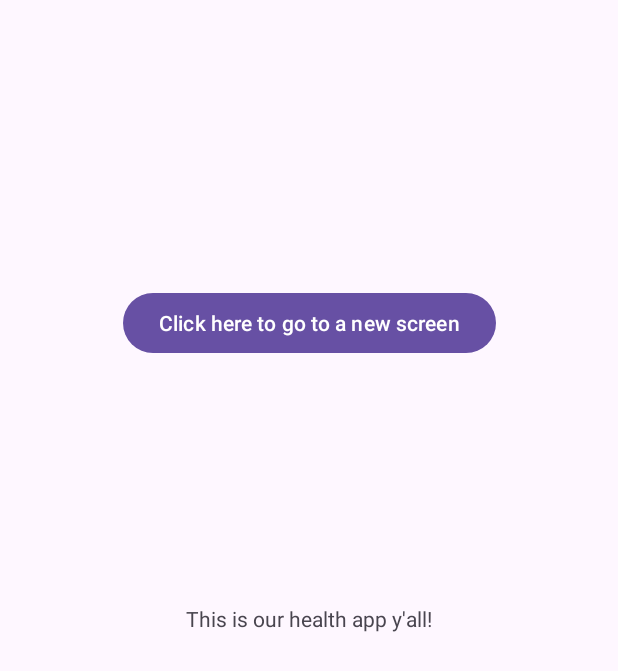
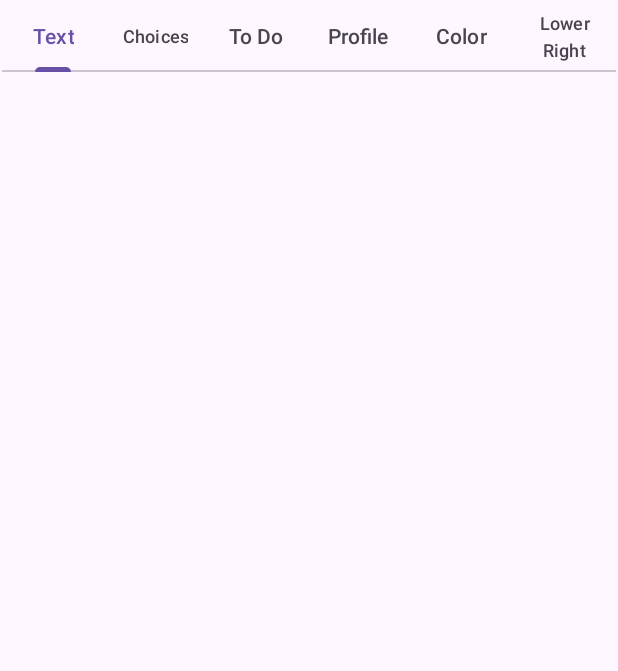
Before and after one commit to jmcadoo1/HealthApp, an Android app: the screen it shows after launch (MainActivity), on a phone screen of 412 x 824 dp. Shown: the top 671 px of the screen. Run offline under Robolectric (Android 15) with nearby library versions, the phone set to English and light mode, and no system bars.

Commit message:
Made a tabLayout with a ViewPager in Activity_Main not sure how to make each tab look different after click

```diff
--- a/app/build.gradle.kts
+++ b/app/build.gradle.kts
@@ -36,7 +36,7 @@ android {
 }
 
 dependencies {
-
+    implementation ("androidx.viewpager:viewpager:1.0.0")
     implementation("androidx.core:core-ktx:1.9.0")
     implementation("androidx.appcompat:appcompat:1.6.1")
     implementation("com.google.android.material:material:1.10.0")
--- a/app/src/main/java/com/example/healthapp/MainActivity.kt
+++ b/app/src/main/java/com/example/healthapp/MainActivity.kt
@@ -1,24 +1,14 @@
 package com.example.healthapp
 
-import android.content.Intent
+
 import android.os.Bundle
-import android.util.Log
-import android.widget.Button
 import androidx.appcompat.app.AppCompatActivity
 
+
 class MainActivity : AppCompatActivity() {
-    private lateinit var button: Button
     override fun onCreate(savedInstanceState: Bundle?) {
         super.onCreate(savedInstanceState)
         setContentView(R.layout.activity_main)
 
-        button = findViewById(R.id.button2)
-
-        button.setOnClickListener {
-            val intent = Intent(this, SecondActivity::class.java)
-            startActivity(intent)
-            overridePendingTransition( R.anim.slide_left, 0, 0 )
-            Log.w("MainActivity", "Sent to SecondActivity view?")
-        }
     }
 }
--- a/app/src/main/res/layout/activity_main.xml
+++ b/app/src/main/res/layout/activity_main.xml
@@ -6,25 +6,49 @@
     android:layout_height="match_parent"
     tools:context=".MainActivity">
 
-    <TextView
-        android:id="@+id/textView"
-        android:layout_width="wrap_content"
+    <com.google.android.material.tabs.TabLayout
+        android:layout_width="409dp"
         android:layout_height="wrap_content"
-        android:text="This is our health app y'all!"
-        app:layout_constraintBottom_toBottomOf="parent"
         app:layout_constraintEnd_toEndOf="parent"
         app:layout_constraintStart_toStartOf="parent"
-        app:layout_constraintTop_toTopOf="parent" />
+        app:layout_constraintTop_toTopOf="parent"
+        android:id = "@+id/tabbyCat">
 
-    <Button
-        android:id="@+id/button2"
-        android:layout_width="wrap_content"
-        android:layout_height="wrap_content"
-        android:layout_marginTop="28dp"
-        android:text="Click here to go to a new screen"
-        app:layout_constraintBottom_toTopOf="@+id/textView"
-        app:layout_constraintEnd_toEndOf="parent"
-        app:layout_constraintStart_toStartOf="parent"
-        app:layout_constraintTop_toTopOf="parent" />
+        <com.google.android.material.tabs.TabItem
+            android:layout_width="wrap_content"
+            android:layout_height="wrap_content"
+            android:text="Text" />
+
+        <com.google.android.material.tabs.TabItem
+            android:layout_width="wrap_content"
+            android:layout_height="wrap_content"
+            android:text="Choices" />
+
+        <com.google.android.material.tabs.TabItem
+            android:layout_width="wrap_content"
+            android:layout_height="wrap_content"
+            android:text="To Do" />
+
+        <com.google.android.material.tabs.TabItem
+            android:layout_width="wrap_content"
+            android:layout_height="wrap_content"
+            android:text="Profile"/>
+
+        <com.google.android.material.tabs.TabItem
+            android:layout_width="wrap_content"
+            android:layout_height="wrap_content"
+            android:text="Color" />
+
+        <com.google.android.material.tabs.TabItem
+            android:layout_width="wrap_content"
+            android:layout_height="wrap_content"
+            android:text="Lower Right" />
+    </com.google.android.material.tabs.TabLayout>
+
+    <androidx.viewpager.widget.ViewPager
+        android:id="@+id/viewPager"
+        android:layout_width="match_parent"
+        android:layout_height="match_parent"
+        android:layout_below="@id/tabbyCat"/>
 
 </androidx.constraintlayout.widget.ConstraintLayout>
```
